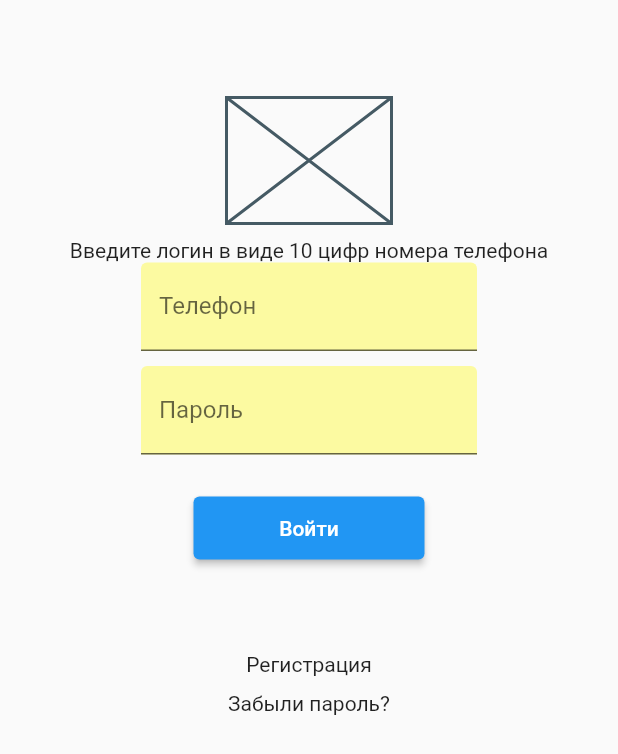
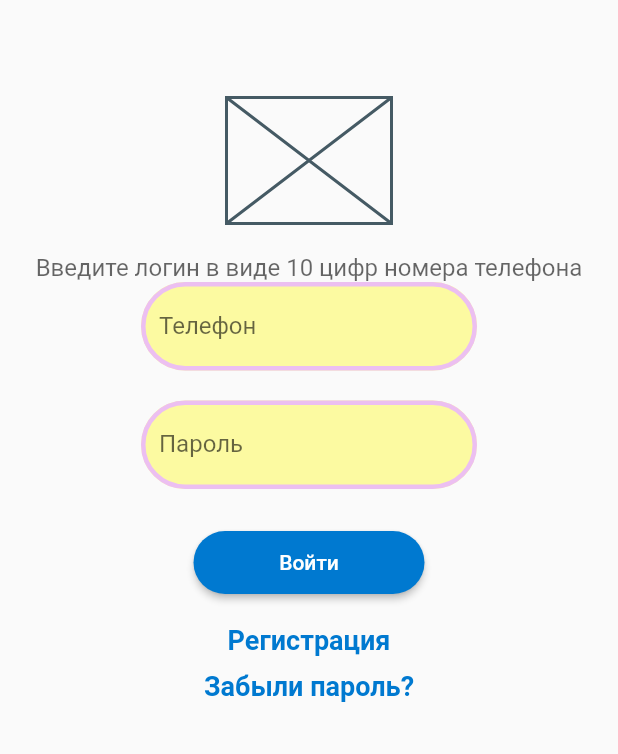
Before and after one commit to Nickolay82/auth_pass2, a Flutter app: the screen it shows after launch, on a phone screen of 412 x 824 dp. Shown: the top 754 px of the screen. Run offline on Flutter 3.47's test engine with Material 2 defaults, Android fonts, the phone set to English and light mode, and no system bars.

Commit message:
добавлена стилизация формы авторизации

```diff
--- a/lib/main.dart
+++ b/lib/main.dart
@@ -1,3 +1,4 @@
+import 'package:flutter/cupertino.dart';
 import 'package:flutter/material.dart';
 
 void main() {
@@ -10,6 +11,12 @@ class MyApp extends StatelessWidget {
   // This widget is the root of your application.
   @override
   Widget build(BuildContext context) {
+    const borderStyle=OutlineInputBorder(
+      borderRadius: BorderRadius.all(Radius.circular(36)),
+      borderSide: BorderSide(
+          color: const Color (0xFFecbff1),width: 3));
+    const linkTextStyle=TextStyle(fontSize:18, fontWeight: FontWeight.bold,color: Color(0xFF0079D0));
+
     return MaterialApp(
            home: Scaffold(
                body: Container(
@@ -17,34 +24,46 @@ class MyApp extends StatelessWidget {
                   child: Column(children:[
                     const SizedBox(height: 65,),
                      const SizedBox(width: 110, height: 84, child: Placeholder(),),
-                    const SizedBox(height: 10,) ,
-                    const Text('Введите логин в виде 10 цифр номера телефона'),
+                    const SizedBox(height: 20,) ,
+                    const Text('Введите логин в виде 10 цифр номера телефона',
+                    style: TextStyle(fontSize:16,color: Color.fromRGBO(0,0,0,0.6)),),
                     const SizedBox(width: 224,
                       child: TextField(
                         decoration: InputDecoration(
                           filled: true,
                           fillColor: Color(0xFFfcfaa1),
+                          enabledBorder:borderStyle,
+                          focusedBorder: borderStyle,
                           labelText: 'Телефон',
                         ),
                       ),
                     ),
-                    const SizedBox(height: 10,) ,
+                    const SizedBox(height: 20,) ,
                     const SizedBox(width: 224,
                       child: TextField(
                         obscureText: true,
                         decoration: InputDecoration(
                           filled: true,
                           fillColor: Color(0xFFfcfaa1),
+                          enabledBorder:borderStyle,
+                          focusedBorder: borderStyle,
                           labelText: 'Пароль',
                         ),
                       ),
                     ),
                     const SizedBox(height: 28,),
-                    SizedBox(width:154, height: 42 , child: ElevatedButton(onPressed: () {}, child: Text('Войти'))),
-                    const SizedBox(height: 62,),
-                    InkWell(child: Text('Регистрация'),onTap: () {},),
+                    SizedBox(width:154, height: 42 , child:
+                    ElevatedButton(onPressed: () {}, child: Text('Войти'),
+                    style: ElevatedButton.styleFrom(
+                      primary: Color(0xFF0079D0),
+                      shape: RoundedRectangleBorder(
+                        borderRadius: BorderRadius.circular(36.0),
+                      )
+                    ))),
+                    const SizedBox(height: 20,),
+                    InkWell(child: const Text('Регистрация',style: linkTextStyle,),onTap: () {},),
                     const SizedBox(height: 10,),
-                    InkWell(child: Text('Забыли пароль?'),onTap: () {},)
+                    InkWell(child: Text('Забыли пароль?',style: linkTextStyle,),onTap: () {},)
     ],),
     )
     ),
```
